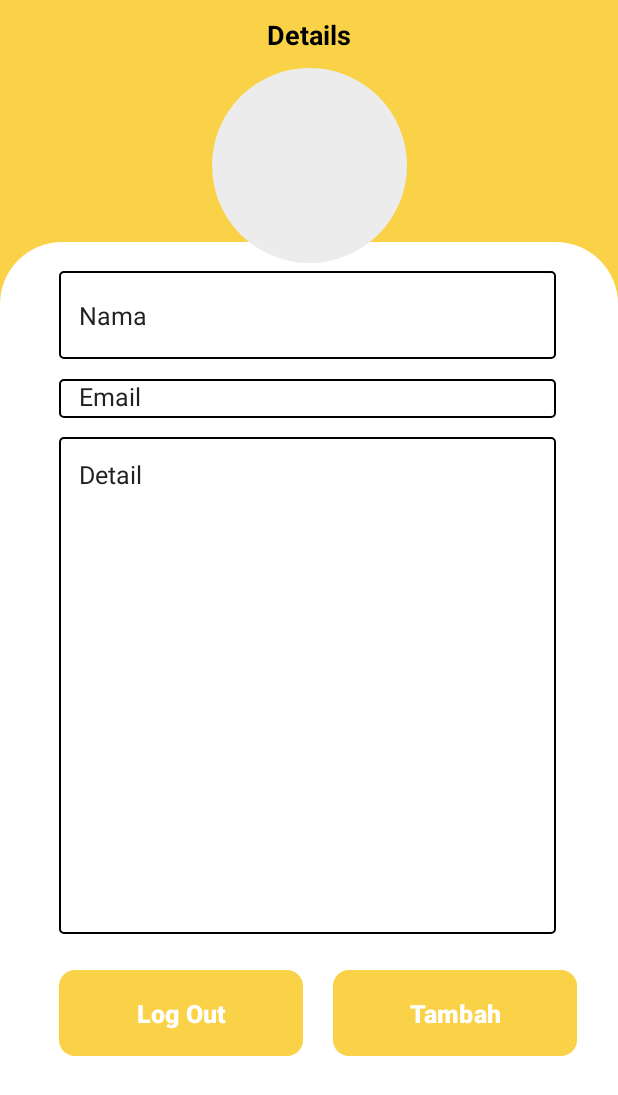
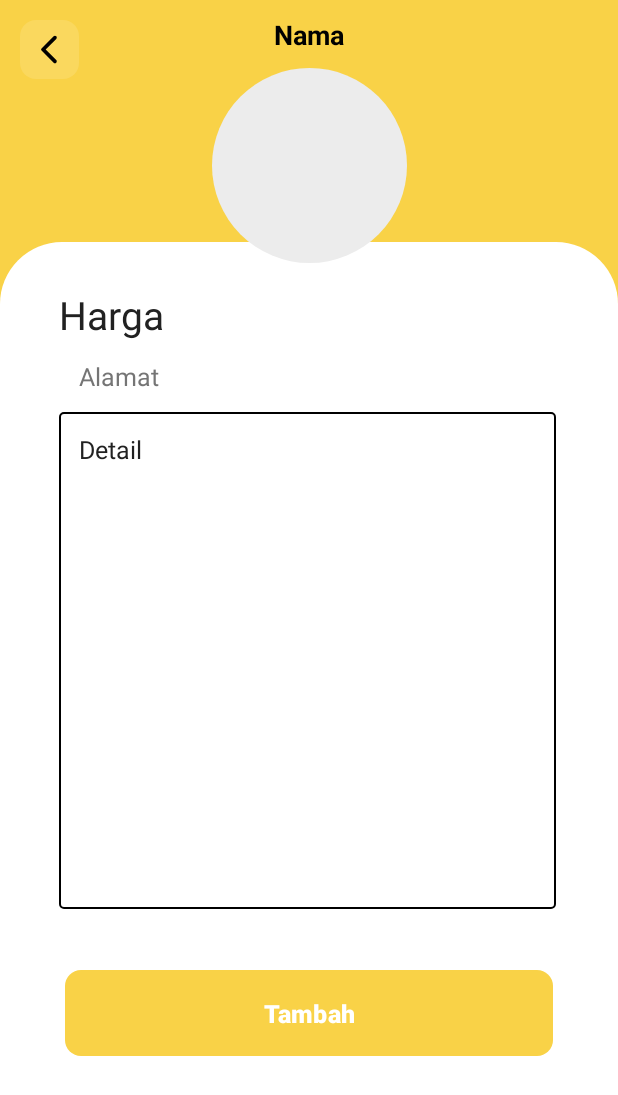
Before and after one commit to WhyWeLoveYou/ReciperApp, an Android app: the detailAct screen opened directly, with no data from a screen before it, on a phone screen of 412 x 824 dp. Shown: the top 1095 px of the screen. Run offline under Robolectric (Android 15) with nearby library versions, the phone set to English and light mode, and no system bars; our stand-ins replace CircleImageView, Firebase (no records; nobody signed in at launch, a user with empty details on screens opened directly), sdp/ssp sizes.

Commit message:
add banyak

```diff
--- a/app/src/main/java/com/example/myapplication/screen/detailAct.java
+++ b/app/src/main/java/com/example/myapplication/screen/detailAct.java
@@ -1,20 +1,108 @@
 package com.example.myapplication.screen;
 
+import androidx.annotation.NonNull;
 import androidx.appcompat.app.AppCompatActivity;
 
+import android.content.Intent;
+import android.graphics.Bitmap;
+import android.graphics.BitmapFactory;
+import android.graphics.drawable.BitmapDrawable;
 import android.os.Bundle;
+import android.util.Base64;
+import android.widget.Toast;
 
 import com.example.myapplication.R;
+import com.example.myapplication.database.itemTambahM;
 import com.example.myapplication.databinding.ActivityDetailsBinding;
+import com.google.android.gms.tasks.OnFailureListener;
+import com.google.firebase.auth.FirebaseAuth;
+import com.google.firebase.firestore.DocumentSnapshot;
+import com.google.firebase.firestore.FirebaseFirestore;
+
+import java.io.ByteArrayOutputStream;
+import java.util.UUID;
 
 public class detailAct extends AppCompatActivity {
 
     private ActivityDetailsBinding binding;
+    private FirebaseFirestore firebaseFirestore;
+    private FirebaseAuth auth;
 
     @Override
     protected void onCreate(Bundle savedInstanceState) {
         super.onCreate(savedInstanceState);
         binding = ActivityDetailsBinding.inflate(getLayoutInflater());
         setContentView(binding.getRoot());
+        listener();
+        getData();
     }
+
+    private void listener() {
+        binding.ImgBack.setOnClickListener(v -> {
+            Intent val = new Intent(this, MainScreen.class);
+            startActivity(val);
+            finish();
+        });
+
+        binding.Bsimaaaobt.setOnClickListener(v -> {
+            addData();
+        });
+    }
+
+    private void getData() {
+        firebaseFirestore = FirebaseFirestore.getInstance();
+        auth = FirebaseAuth.getInstance();
+        String namnya = getIntent().getStringExtra("jeneng");
+
+        firebaseFirestore.collection("item_penjualan").document(namnya).get().addOnCompleteListener(task -> {
+            if (task.isSuccessful()) {
+                DocumentSnapshot documentSnapshot = task.getResult();
+                if (documentSnapshot != null && documentSnapshot.exists()) {
+                    String bytea = documentSnapshot.getString("gambar");
+                    byte[] bytes = Base64.decode(bytea, Base64.DEFAULT);
+                    Bitmap bitmap = BitmapFactory.decodeByteArray(bytes, 0, bytes.length);
+                    binding.InputEmal.setText(documentSnapshot.getString("deskripsi"));
+                    binding.namaMakanan.setText(documentSnapshot.getString("namaMakanan"));
+                    binding.Inputneme.setText(documentSnapshot.getString("harga"));
+                    binding.Alamat.setText(documentSnapshot.getString("alamat"));
+                    binding.imageProfile.setImageBitmap(bitmap);
+                }
+            }
+        });
+    }
+
+    private String encodeImage(Bitmap bitmap) {
+        int previewW = 150;
+        int previewH = bitmap.getHeight() * previewW / bitmap.getWidth();
+        Bitmap previewBitmap = Bitmap.createScaledBitmap(bitmap, previewW, previewH, false);
+        ByteArrayOutputStream byteArrayOutputStream = new ByteArrayOutputStream();
+        previewBitmap.compress(Bitmap.CompressFormat.JPEG, 50, byteArrayOutputStream);
+        byte[] bytes = byteArrayOutputStream.toByteArray();
+        return Base64.encodeToString(bytes, Base64.DEFAULT);
+    }
+
+    private void addData() {
+        String NamaMakanan = binding.namaMakanan.getText().toString();
+        String Alamat = binding.Alamat.getText().toString();
+        String Harga = binding.Inputneme.getText().toString();
+        Bitmap bitmap = ((BitmapDrawable)binding.imageProfile.getDrawable()).getBitmap();
+        String Gambar = encodeImage(bitmap);
+        String Deskripsi = binding.InputEmal.getText().toString();
+        firebaseFirestore = FirebaseFirestore.getInstance();
+        auth = FirebaseAuth.getInstance();
+        UUID documentd = UUID.randomUUID();
+        String documentId = String.valueOf(documentd);
+        itemTambahM ITEM = new itemTambahM(NamaMakanan, Alamat, Harga, Gambar, documentId, Deskripsi);
+        String email = auth.getCurrentUser().getEmail();
+
+        firebaseFirestore.collection("users").document(email).collection("item").document(documentId)
+                .set(ITEM).addOnSuccessListener(task -> {
+                    Toast.makeText(getApplicationContext(), "Berhasil Menambahkan ke Cart", Toast.LENGTH_SHORT).show();
+                }).addOnFailureListener(new OnFailureListener() {
+                    @Override
+                    public void onFailure(@NonNull Exception e) {
+                        Toast.makeText(getApplicationContext(), "Fail to add course \n" + e, Toast.LENGTH_SHORT).show();
+                    }
+                });
 }
+}
--- a/app/src/main/res/layout/activity_details.xml
+++ b/app/src/main/res/layout/activity_details.xml
@@ -8,10 +8,24 @@
     android:background="@color/primary"
     tools:context=".screen.detailAct">
 
+    <androidx.appcompat.widget.AppCompatImageView
+        android:layout_width="@dimen/_30sdp"
+        android:layout_height="@dimen/_30sdp"
+        android:id="@+id/ImgBack"
+        android:layout_marginStart="@dimen/_10sdp"
+        android:layout_marginTop="@dimen/_10sdp"
+        android:background="@drawable/background_icon"
+        android:padding="@dimen/_6sdp"
+        android:src="@drawable/round_arrow_back_ios_24"
+        app:layout_constraintStart_toStartOf="parent"
+        app:layout_constraintTop_toTopOf="parent"
+        android:tint="@color/black" />
+
     <TextView
+        android:id="@+id/namaMakanan"
         android:layout_width="wrap_content"
         android:layout_height="wrap_content"
-        android:text="Details"
+        android:text="Nama"
         android:textColor="@color/black"
         android:textSize="@dimen/_14ssp"
         android:textStyle="bold"
@@ -41,30 +55,28 @@
             android:id="@+id/Inputneme"
             android:layout_width="@dimen/_255sdp"
             android:layout_height="@dimen/_45sdp"
-            android:layout_marginStart="@dimen/_30sdp"
+            android:layout_marginStart="@dimen/_20sdp"
             android:layout_marginTop="@dimen/_15sdp"
             android:layout_marginEnd="@dimen/_30sdp"
             android:paddingStart="@dimen/_10sdp"
             android:gravity="left|center"
             android:importantForAutofill="no"
-            android:text="Nama"
-            android:background="@drawable/round_outline_box"
+            android:text="Harga"
             android:textColor="@color/primary_text"
-            android:textSize="@dimen/_13ssp" />
+            android:textSize="@dimen/_20ssp" />
 
         <TextView
             android:id="@+id/Alamat"
             android:layout_width="@dimen/_255sdp"
             android:layout_height="@dimen/_20sdp"
             android:layout_marginStart="@dimen/_30sdp"
-            android:layout_marginTop="@dimen/_70sdp"
+            android:layout_marginTop="@dimen/_60sdp"
             android:layout_marginEnd="@dimen/_30sdp"
             android:paddingStart="@dimen/_10sdp"
-            android:text="Email"
+            android:text="Alamat"
             android:gravity="left"
             android:importantForAutofill="no"
-            android:background="@drawable/round_outline_box"
-            android:textColor="@color/primary_text"
+            android:textColor="@color/second_text"
             android:textSize="@dimen/_13ssp" />
 
         <TextView
@@ -72,7 +84,7 @@
             android:layout_width="@dimen/_255sdp"
             android:layout_height="@dimen/_255sdp"
             android:layout_marginStart="@dimen/_30sdp"
-            android:layout_marginTop="@dimen/_100sdp"
+            android:layout_marginTop="@dimen/_87sdp"
             android:layout_marginEnd="@dimen/_30sdp"
             android:paddingTop="@dimen/_10sdp"
             android:paddingStart="@dimen/_10sdp"
@@ -90,22 +102,9 @@
             android:animateLayoutChanges="true">
 
             <com.google.android.material.button.MaterialButton
-                android:id="@+id/Bsimaaao"
-                android:layout_marginTop="@dimen/_170sdp"
-                android:layout_width="@dimen/_125sdp"
-                android:layout_height="@dimen/_50sdp"
-                android:layout_marginStart="@dimen/_30sdp"
-                android:text="Log Out"
-                android:textColor="@color/white"
-                android:textSize="@dimen/_13ssp"
-                android:textStyle="bold"
-                app:cornerRadius="@dimen/_8sdp" />
-
-            <com.google.android.material.button.MaterialButton
                 android:layout_marginTop="@dimen/_170sdp"
                 android:id="@+id/Bsimaaaobt"
-                android:layout_marginStart="@dimen/_75sdp"
-                android:layout_width="@dimen/_125sdp"
+                android:layout_width="@dimen/_250sdp"
                 android:layout_height="@dimen/_50sdp"
                 android:layout_gravity="center_horizontal"
                 android:text="Tambah"
```
